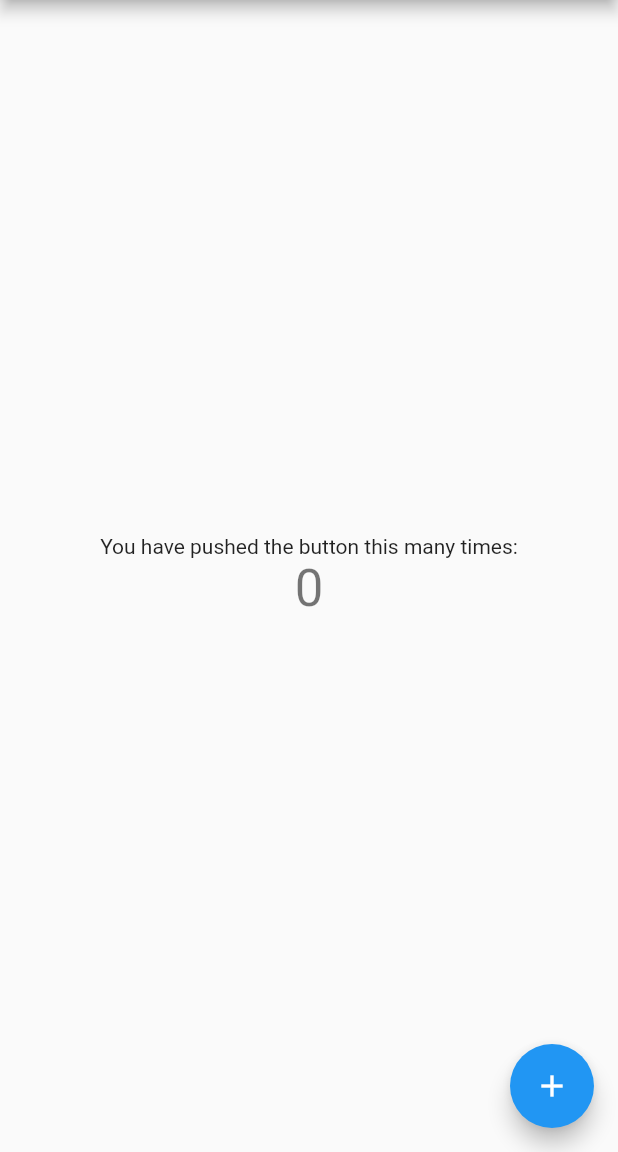
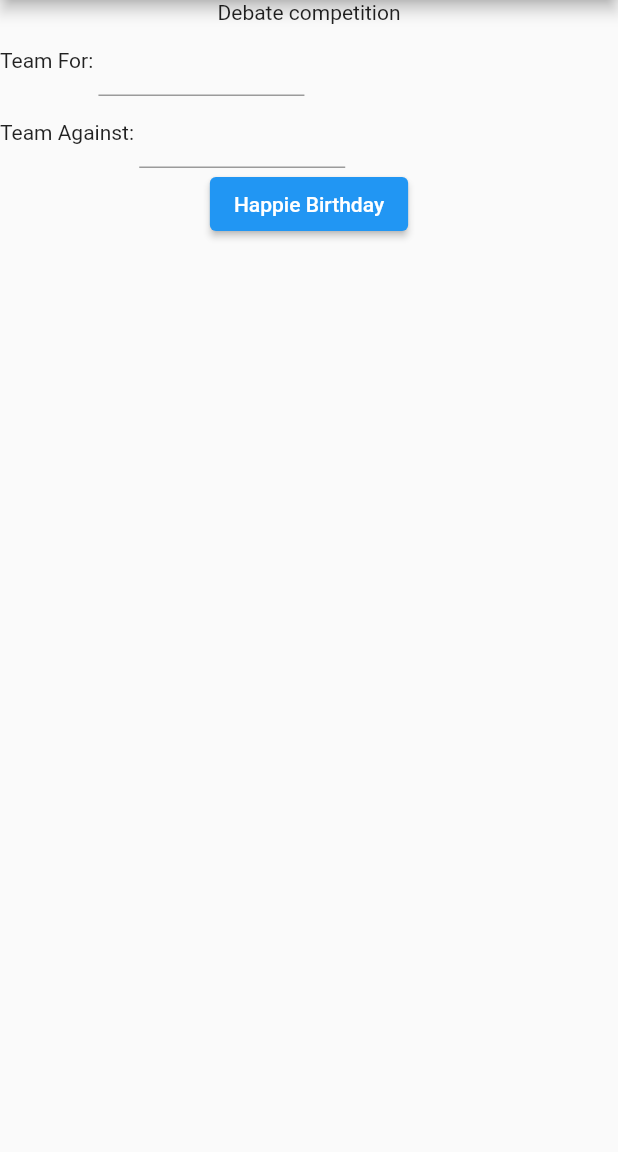
Before and after one commit to JigyashuGupta/Debate_Timer, a Flutter app: the screen it shows after launch, on a phone screen of 412 x 824 dp, the part 84-1236 px from its top. Run offline on Flutter 3.47's test engine with Material 2 defaults, Android fonts, the phone set to English and light mode, and no system bars.

Commit message:
Home Page Template

```diff
--- a/lib/main.dart
+++ b/lib/main.dart
@@ -1,3 +1,4 @@
+import 'package:debate_timer/timer_page.dart';
 import 'package:flutter/material.dart';
 
 void main() {
@@ -71,45 +72,39 @@ class _MyHomePageState extends State<MyHomePage> {
     // than having to individually change instances of widgets.
     return Scaffold(
       appBar: AppBar(
-        // Here we take the value from the MyHomePage object that was created by
-        // the App.build method, and use it to set our appbar title.
-        title: Text(widget.title),
+        title: new Text(widget.title),
       ),
-      body: Center(
-        // Center is a layout widget. It takes a single child and positions it
-        // in the middle of the parent.
-        child: Column(
-          // Column is also a layout widget. It takes a list of children and
-          // arranges them vertically. By default, it sizes itself to fit its
-          // children horizontally, and tries to be as tall as its parent.
-          //
-          // Invoke "debug painting" (press "p" in the console, choose the
-          // "Toggle Debug Paint" action from the Flutter Inspector in Android
-          // Studio, or the "Toggle Debug Paint" command in Visual Studio Code)
-          // to see the wireframe for each widget.
-          //
-          // Column has various properties to control how it sizes itself and
-          // how it positions its children. Here we use mainAxisAlignment to
-          // center the children vertically; the main axis here is the vertical
-          // axis because Columns are vertical (the cross axis would be
-          // horizontal).
-          mainAxisAlignment: MainAxisAlignment.center,
-          children: <Widget>[
-            const Text(
-              'You have pushed the button this many times:',
-            ),
-            Text(
-              '$_counter',
-              style: Theme.of(context).textTheme.headline4,
-            ),
-          ],
-        ),
+      body: Column(
+        children: [
+          Center(
+            child: Text("Debate competition"),
+          ),
+          Row(
+            children: [
+              Text("Team For: "),
+              Container(
+                child: TextField(),
+                width: MediaQuery.of(context).size.width / 3,
+              ),
+            ],
+          ),
+          Row(
+            children: [
+              Text("Team Against: "),
+              Container(
+                child: TextField(),
+                width: MediaQuery.of(context).size.width / 3,
+              ),
+            ],
+          ),
+          ElevatedButton(
+              onPressed: () {
+                Navigator.push(context,
+                    MaterialPageRoute(builder: (context) => const TimerPage()));
+              },
+              child: Text("Happie Birthday")),
+        ],
       ),
-      floatingActionButton: FloatingActionButton(
-        onPressed: _incrementCounter,
-        tooltip: 'Increment',
-        child: const Icon(Icons.add),
-      ), // This trailing comma makes auto-formatting nicer for build methods.
     );
   }
 }
--- /dev/null
+++ b/lib/timer_page.dart
@@ -0,0 +1,15 @@
+import 'package:flutter/material.dart';
+
+class TimerPage extends StatefulWidget {
+  const TimerPage({Key? key}) : super(key: key);
+
+  @override
+  State<TimerPage> createState() => _TimerPageState();
+}
+
+class _TimerPageState extends State<TimerPage> {
+  @override
+  Widget build(BuildContext context) {
+    return Container();
+  }
+}
```
